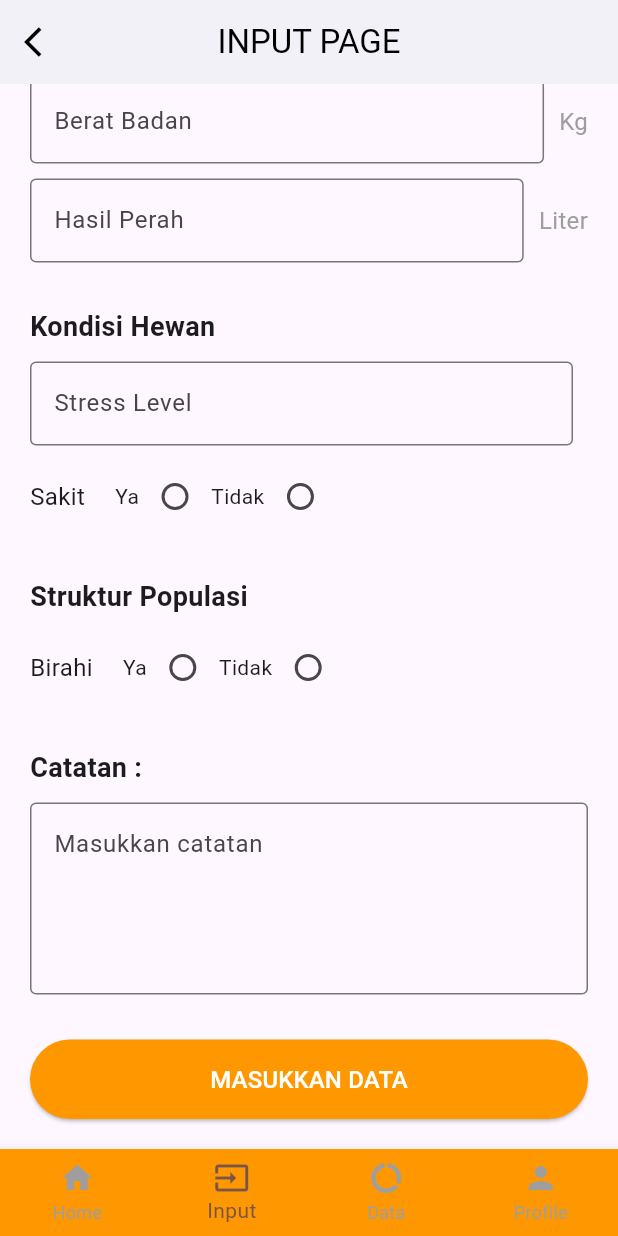
After one commit to MaedaKenji/Protel-ternaknesia, a Flutter app: the screen it shows after launch, scrolled down 301 dp, after a tap on "MASUKKAN DATA", on a phone screen of 412 x 824 dp. The commit adds this screen. Run offline on Flutter 3.47's test engine with Material 3 defaults, Android fonts, the phone set to English and light mode, and no system bars.

Commit message:
home, profil, inputdata,navbar(rusak)

```diff
--- a/lib/main.dart
+++ b/lib/main.dart
@@ -1,7 +1,9 @@
 import 'package:flutter/material.dart';
+import 'package:ternaknesia/screens/home_screen.dart';
 import 'package:ternaknesia/screens/nfc_screen.dart';
 import 'screens/login_screen.dart';
-import 'package:ternaknesia/screens/nfc_screen.dart';
+import 'screens/profil.dart';
+import 'screens/inputdata.dart';
 
 void main() {
   runApp(MyApp());
@@ -17,7 +19,7 @@ class MyApp extends StatelessWidget {
       theme: ThemeData(
         primarySwatch: Colors.blue,
       ),
-      home: LoginScreen(), // Set LoginScreen sebagai halaman utama
+      home: InputDataPage(), // Set LoginScreen sebagai halaman utama
     );
   }
 }
--- /dev/null
+++ b/lib/screens/inputdata.dart
@@ -0,0 +1,207 @@
+import 'package:flutter/material.dart';
+
+class InputDataPage extends StatelessWidget {
+  const InputDataPage({super.key});
+
+  @override
+  Widget build(BuildContext context) {
+    return Scaffold(
+      appBar: AppBar(
+        backgroundColor: Colors.white,
+        elevation: 0,
+        leading: IconButton(
+          icon: const Icon(Icons.arrow_back_ios, color: Colors.black),
+          onPressed: () {
+            Navigator.pop(context); // Kembali ke halaman sebelumnya
+          },
+        ),
+        title: const Text(
+          'INPUT PAGE',
+          style: TextStyle(color: Colors.black),
+        ),
+        centerTitle: true,
+      ),
+      body: SingleChildScrollView(
+        padding: const EdgeInsets.all(20.0),
+        child: Column(
+          crossAxisAlignment: CrossAxisAlignment.start,
+          children: [
+            // Gambar dan Identitas Sapi
+            Row(
+              children: [
+                const CircleAvatar(
+                  radius: 40,
+                  backgroundImage: AssetImage(
+                      'assets/images/profile_image.png'), // Gambar lokal
+                ),
+                const SizedBox(width: 10),
+                Column(
+                  crossAxisAlignment: CrossAxisAlignment.start,
+                  children: const [
+                    Text(
+                      'SAPI 1',
+                      style:
+                          TextStyle(fontSize: 22, fontWeight: FontWeight.bold),
+                    ),
+                    Text(
+                      'ID Sapi = 1390924248',
+                      style: TextStyle(fontSize: 16, color: Colors.grey),
+                    ),
+                  ],
+                ),
+              ],
+            ),
+            const SizedBox(height: 30),
+
+            // Bagian Pakan
+            const Text(
+              'Pakan yang diberikan',
+              style: TextStyle(fontSize: 18, fontWeight: FontWeight.bold),
+            ),
+            const SizedBox(height: 10),
+            _buildTextInput('Pakan Hijauan', 'Kg'),
+            const SizedBox(height: 10),
+            _buildTextInput('Pakan Sentrat', 'Kg'),
+            const SizedBox(height: 10),
+            _buildTextInput('Berat Badan', 'Kg'),
+            const SizedBox(height: 10),
+            _buildTextInput('Hasil Perah', 'Liter'),
+
+            const SizedBox(height: 30),
+
+            // Kondisi Hewan
+            const Text(
+              'Kondisi Hewan',
+              style: TextStyle(fontSize: 18, fontWeight: FontWeight.bold),
+            ),
+            const SizedBox(height: 10),
+            _buildTextInput('Stress Level', ''),
+            const SizedBox(height: 10),
+            _buildRadioInput('Sakit'),
+
+            const SizedBox(height: 30),
+
+            // Struktur Populasi
+            const Text(
+              'Struktur Populasi',
+              style: TextStyle(fontSize: 18, fontWeight: FontWeight.bold),
+            ),
+            const SizedBox(height: 10),
+            _buildRadioInput('Birahi'),
+
+            const SizedBox(height: 30),
+
+            // Catatan
+            const Text(
+              'Catatan :',
+              style: TextStyle(fontSize: 18, fontWeight: FontWeight.bold),
+            ),
+            const SizedBox(height: 10),
+            const TextField(
+              maxLines: 4,
+              decoration: InputDecoration(
+                border: OutlineInputBorder(),
+                hintText: 'Masukkan catatan',
+              ),
+            ),
+
+            const SizedBox(height: 30),
+
+            // Tombol Masukkan Data
+            SizedBox(
+              width: double.infinity,
+              child: ElevatedButton(
+                onPressed: () {
+                  // Tambahkan logika masukkan data di sini
+                },
+                style: ElevatedButton.styleFrom(
+                  backgroundColor: Colors.orange,
+                  padding: const EdgeInsets.symmetric(vertical: 15.0),
+                ),
+                child: const Text(
+                  'MASUKKAN DATA',
+                  style: TextStyle(fontSize: 16, color: Colors.white),
+                ),
+              ),
+            ),
+          ],
+        ),
+      ),
+      bottomNavigationBar: BottomNavigationBar(
+        currentIndex: 1, // Indeks 'Input' aktif
+        items: const [
+          BottomNavigationBarItem(
+            icon: Icon(Icons.home),
+            label: 'Home',
+          ),
+          BottomNavigationBarItem(
+            icon: Icon(Icons.input),
+            label: 'Input',
+          ),
+          BottomNavigationBarItem(
+            icon: Icon(Icons.data_usage),
+            label: 'Data',
+          ),
+          BottomNavigationBarItem(
+            icon: Icon(Icons.person),
+            label: 'Profile',
+          ),
+        ],
+        selectedItemColor: Colors.brown,
+        unselectedItemColor: Colors.grey,
+        backgroundColor: Colors.orange,
+        type: BottomNavigationBarType.fixed,
+      ),
+    );
+  }
+
+  // Fungsi untuk membuat input teks dengan satuan di samping
+  Widget _buildTextInput(String label, String unit) {
+    return Row(
+      children: [
+        Expanded(
+          child: TextField(
+            decoration: InputDecoration(
+              labelText: label,
+              border: const OutlineInputBorder(),
+            ),
+          ),
+        ),
+        const SizedBox(width: 10),
+        Text(
+          unit,
+          style: const TextStyle(fontSize: 16, color: Colors.grey),
+        ),
+      ],
+    );
+  }
+
+  // Fungsi untuk membuat input radio button
+  Widget _buildRadioInput(String label) {
+    return Row(
+      children: [
+        Text(
+          label,
+          style: const TextStyle(fontSize: 16),
+        ),
+        const SizedBox(width: 20),
+        Row(
+          children: [
+            const Text('Ya'),
+            Radio(
+              value: true,
+              groupValue: null, // Tambahkan logika state di sini
+              onChanged: (value) {},
+            ),
+            const Text('Tidak'),
+            Radio(
+              value: false,
+              groupValue: null, // Tambahkan logika state di sini
+              onChanged: (value) {},
+            ),
+          ],
+        ),
+      ],
+    );
+  }
+}
--- a/lib/screens/login_screen.dart
+++ b/lib/screens/login_screen.dart
@@ -3,7 +3,7 @@ import 'package:http/http.dart' as http;
 import 'dart:convert';
 
 void main() {
-  runApp(LoginScreen());
+  runApp(const LoginScreen());
 }
 
 class LoginScreen extends StatelessWidget {
@@ -16,9 +16,10 @@ class LoginScreen extends StatelessWidget {
       theme: ThemeData(
         primarySwatch: Colors.orange,
       ),
-      home: LoginPage(),
+      debugShowCheckedModeBanner: false,
+      home: const LoginPage(), // Halaman awal
       routes: {
-        '/home': (context) => HomePage(),
+        '/home': (context) => const HomeScreen(), // Rute ke HomeScreen
       },
     );
   }
@@ -28,16 +29,16 @@ class LoginPage extends StatefulWidget {
   const LoginPage({super.key});
 
   @override
-  _LoginPageState createState() => _LoginPageState();
+  State<LoginPage> createState() => _LoginPageState();
 }
 
 class _LoginPageState extends State<LoginPage> {
   final TextEditingController _usernameController = TextEditingController();
   final TextEditingController _passwordController = TextEditingController();
 
+  // Fungsi Login
   void _login() {
-    // Pindah ke halaman Home
-    Navigator.pushNamed(context, '/home');
+    Navigator.pushNamed(context, '/home'); // Pindah ke HomeScreen
   }
 
   @override
@@ -51,7 +52,7 @@ class _LoginPageState extends State<LoginPage> {
             mainAxisAlignment: MainAxisAlignment.center,
             children: <Widget>[
               Image.network(
-                'https://upload.wikimedia.org/wikipedia/commons/7/7e/Ternaknesia.png', // URL Logo sementara
+                'https://upload.wikimedia.org/wikipedia/commons/7/7e/Ternaknesia.png', // URL Logo
                 height: 100,
               ),
               const SizedBox(height: 20),
@@ -81,12 +82,13 @@ class _LoginPageState extends State<LoginPage> {
               ),
               const SizedBox(height: 30),
               ElevatedButton(
-                onPressed: _login,
+                onPressed: _login, // Fungsi Login
                 style: ElevatedButton.styleFrom(
-                  backgroundColor:
-                      Colors.orange, // Ganti primary jadi backgroundColor
-                  padding:
-                      const EdgeInsets.symmetric(horizontal: 50, vertical: 15),
+                  backgroundColor: Colors.orange,
+                  padding: const EdgeInsets.symmetric(
+                    horizontal: 50,
+                    vertical: 15,
+                  ),
                 ),
                 child: const Text('LOGIN'),
               ),
@@ -95,15 +97,13 @@ class _LoginPageState extends State<LoginPage> {
               const SizedBox(height: 20),
               ElevatedButton.icon(
                 onPressed: () {
-                  // Handle Google Login
+                  // Tambahkan fungsi Google Login di sini
                 },
                 icon: const Icon(Icons.login),
                 label: const Text('Login with Google'),
                 style: ElevatedButton.styleFrom(
-                  backgroundColor:
-                      Colors.white, // Ganti primary jadi backgroundColor
-                  foregroundColor:
-                      Colors.black, // Ganti onPrimary jadi foregroundColor
+                  backgroundColor: Colors.white,
+                  foregroundColor: Colors.black,
                   side: const BorderSide(color: Colors.black),
                 ),
               ),
@@ -115,20 +115,51 @@ class _LoginPageState extends State<LoginPage> {
   }
 }
 
-class HomePage extends StatelessWidget {
-  const HomePage({super.key});
+class HomeScreen extends StatefulWidget {
+  const HomeScreen({super.key});
+
+  @override
+  State<HomeScreen> createState() => _HomeScreenState();
+}
+
+class _HomeScreenState extends State<HomeScreen> {
+  int _currentIndex = 0; // Indeks awal
+
+  // Fungsi untuk mengganti halaman saat item ditekan
+  void _onItemTapped(int index) {
+    setState(() {
+      _currentIndex = index;
+    });
+  }
 
   @override
   Widget build(BuildContext context) {
     return Scaffold(
-      appBar: AppBar(
-        title: const Text('Home Page'),
-      ),
-      body: const Center(
-        child: Text(
-          'Welcome to Home Page!',
-          style: TextStyle(fontSize: 24),
-        ),
+      bottomNavigationBar: BottomNavigationBar(
+        currentIndex: _currentIndex, // Indeks item saat ini
+        onTap: _onItemTapped, // Fungsi saat item ditekan
+        items: const [
+          BottomNavigationBarItem(
+            icon: Icon(Icons.home),
+            label: 'Home',
+          ),
+          BottomNavigationBarItem(
+            icon: Icon(Icons.input),
+            label: 'Input',
+          ),
+          BottomNavigationBarItem(
+            icon: Icon(Icons.data_usage),
+            label: 'Data',
+          ),
+          BottomNavigationBarItem(
+            icon: Icon(Icons.person),
+            label: 'Profile',
+          ),
+        ],
+        selectedItemColor: Colors.brown,
+        unselectedItemColor: Colors.grey,
+        backgroundColor: Colors.white,
+        type: BottomNavigationBarType.fixed,
       ),
     );
   }
```
Also changed, not shown: lib/screens/home_screen.dart (+41 -77 lines), lib/screens/nfc_screen.dart (+29 -13 lines), lib/screens/profil.dart (added, +160 -0 lines).
